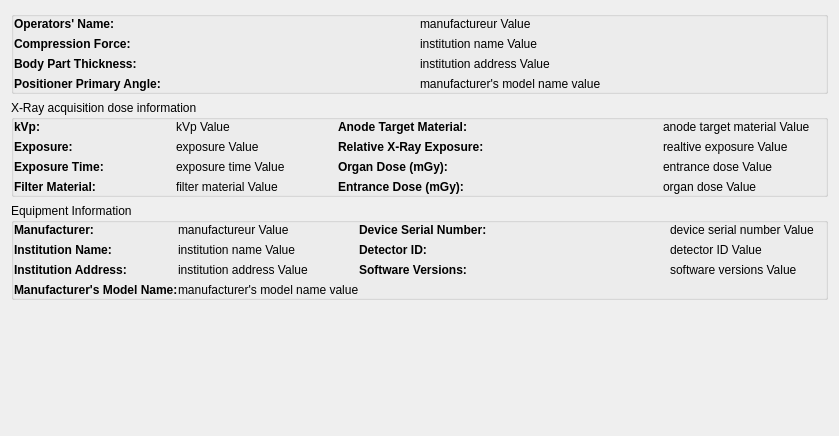
Before: the Qt Designer form starviewer/src/core/qdicomdumpmammographywidgetbase.ui in starviewer-medical/starviewer, drawn with Qt 5.
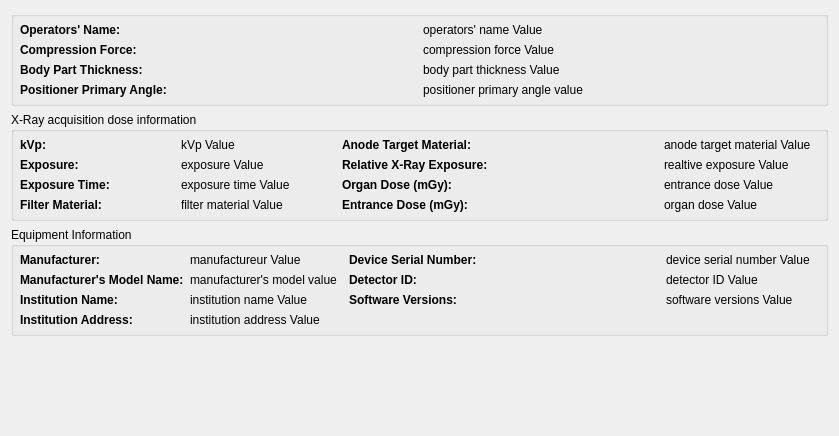
After: the same form once the commit is applied.

Commit message: ENH: Millorem el layout i la distribució de la informació del dump de mamografia

Patch:
```diff
--- a/starviewer/src/core/qdicomdumpmammographywidgetbase.ui
+++ b/starviewer/src/core/qdicomdumpmammographywidgetbase.ui
@@ -20,11 +20,11 @@
       <string/>
      </property>
      <layout class="QGridLayout" name="gridLayout_4">
-      <property name="horizontalSpacing">
-       <number>0</number>
-      </property>
       <property name="margin">
-       <number>0</number>
+       <number>6</number>
+      </property>
+      <property name="horizontalSpacing">
+       <number>6</number>
       </property>
       <item row="2" column="0">
        <widget class="QLabel" name="m_compressionForceLabel">
@@ -93,28 +93,28 @@
       <item row="0" column="1">
        <widget class="QLabel" name="m_operatorsNameValueLabel">
         <property name="text">
-         <string>manufactureur Value</string>
+         <string>operators' name Value</string>
         </property>
        </widget>
       </item>
       <item row="2" column="1">
        <widget class="QLabel" name="m_compressionForceValueLabel">
         <property name="text">
-         <string>institution name Value</string>
+         <string>compression force Value</string>
         </property>
        </widget>
       </item>
       <item row="3" column="1">
        <widget class="QLabel" name="m_bodyPartThicknessValueLabel">
         <property name="text">
-         <string>institution address Value</string>
+         <string>body part thickness Value</string>
         </property>
        </widget>
       </item>
       <item row="6" column="1">
        <widget class="QLabel" name="m_positionerPrimaryAngleValueLabel">
         <property name="text">
-         <string>manufacturer's model name value</string>
+         <string>positioner primary angle value</string>
         </property>
        </widget>
       </item>
@@ -127,11 +127,11 @@
       <string>X-Ray acquisition dose information</string>
      </property>
      <layout class="QGridLayout" name="gridLayout">
-      <property name="horizontalSpacing">
-       <number>0</number>
-      </property>
       <property name="margin">
-       <number>0</number>
+       <number>6</number>
+      </property>
+      <property name="horizontalSpacing">
+       <number>6</number>
       </property>
       <item row="2" column="0">
        <widget class="QLabel" name="m_exposureLabel">
@@ -326,28 +326,12 @@
       <string>Equipment Information</string>
      </property>
      <layout class="QGridLayout" name="gridLayout_3">
-      <property name="horizontalSpacing">
-       <number>0</number>
-      </property>
       <property name="margin">
-       <number>0</number>
+       <number>6</number>
       </property>
-      <item row="2" column="0">
-       <widget class="QLabel" name="m_institutionNameLabel">
-        <property name="font">
-         <font>
-          <weight>75</weight>
-          <bold>true</bold>
-         </font>
-        </property>
-        <property name="mouseTracking">
-         <bool>false</bool>
-        </property>
-        <property name="text">
-         <string>Institution Name:</string>
-        </property>
-       </widget>
-      </item>
+      <property name="spacing">
+       <number>6</number>
+      </property>
       <item row="2" column="4" colspan="2">
        <widget class="QLabel" name="m_detectorIDLabel">
         <property name="font">
@@ -380,22 +364,6 @@
         </property>
        </widget>
       </item>
-      <item row="5" column="0">
-       <widget class="QLabel" name="m_manufacturersModelNameLabel">
-        <property name="font">
-         <font>
-          <weight>75</weight>
-          <bold>true</bold>
-         </font>
-        </property>
-        <property name="mouseTracking">
-         <bool>false</bool>
-        </property>
-        <property name="text">
-         <string>Manufacturer's Model Name:</string>
-        </property>
-       </widget>
-      </item>
       <item row="0" column="0">
        <widget class="QLabel" name="m_manufacturerLabel">
         <property name="font">
@@ -435,27 +403,6 @@
         </property>
        </widget>
       </item>
-      <item row="2" column="3">
-       <widget class="QLabel" name="m_institutionNameValueLabel">
-        <property name="text">
-         <string>institution name Value</string>
-        </property>
-       </widget>
-      </item>
-      <item row="3" column="3">
-       <widget class="QLabel" name="m_institutionAddressValueLabel">
-        <property name="text">
-         <string>institution address Value</string>
-        </property>
-       </widget>
-      </item>
-      <item row="5" column="3">
-       <widget class="QLabel" name="m_manufacturersModelNameValueLabel">
-        <property name="text">
-         <string>manufacturer's model name value</string>
-        </property>
-       </widget>
-      </item>
       <item row="3" column="6">
        <widget class="QLabel" name="m_softwareVersionsValueLabel">
         <property name="text">
@@ -477,7 +424,7 @@
         </property>
        </widget>
       </item>
-      <item row="3" column="0">
+      <item row="5" column="0">
        <widget class="QLabel" name="m_institutionAddressLabel">
         <property name="font">
          <font>
@@ -490,6 +437,65 @@
         </property>
         <property name="text">
          <string>Institution Address:</string>
+        </property>
+        <property name="alignment">
+         <set>Qt::AlignLeading|Qt::AlignLeft|Qt::AlignTop</set>
+        </property>
+       </widget>
+      </item>
+      <item row="5" column="3">
+       <widget class="QLabel" name="m_institutionAddressValueLabel">
+        <property name="text">
+         <string>institution address Value</string>
+        </property>
+        <property name="alignment">
+         <set>Qt::AlignLeading|Qt::AlignLeft|Qt::AlignTop</set>
+        </property>
+       </widget>
+      </item>
+      <item row="3" column="0">
+       <widget class="QLabel" name="m_institutionNameLabel">
+        <property name="font">
+         <font>
+          <weight>75</weight>
+          <bold>true</bold>
+         </font>
+        </property>
+        <property name="mouseTracking">
+         <bool>false</bool>
+        </property>
+        <property name="text">
+         <string>Institution Name:</string>
+        </property>
+       </widget>
+      </item>
+      <item row="3" column="3">
+       <widget class="QLabel" name="m_institutionNameValueLabel">
+        <property name="text">
+         <string>institution name Value</string>
+        </property>
+       </widget>
+      </item>
+      <item row="2" column="0">
+       <widget class="QLabel" name="m_manufacturersModelNameLabel">
+        <property name="font">
+         <font>
+          <weight>75</weight>
+          <bold>true</bold>
+         </font>
+        </property>
+        <property name="mouseTracking">
+         <bool>false</bool>
+        </property>
+        <property name="text">
+         <string>Manufacturer's Model Name:</string>
+        </property>
+       </widget>
+      </item>
+      <item row="2" column="3">
+       <widget class="QLabel" name="m_manufacturersModelNameValueLabel">
+        <property name="text">
+         <string>manufacturer's model value</string>
         </property>
        </widget>
       </item>
```
